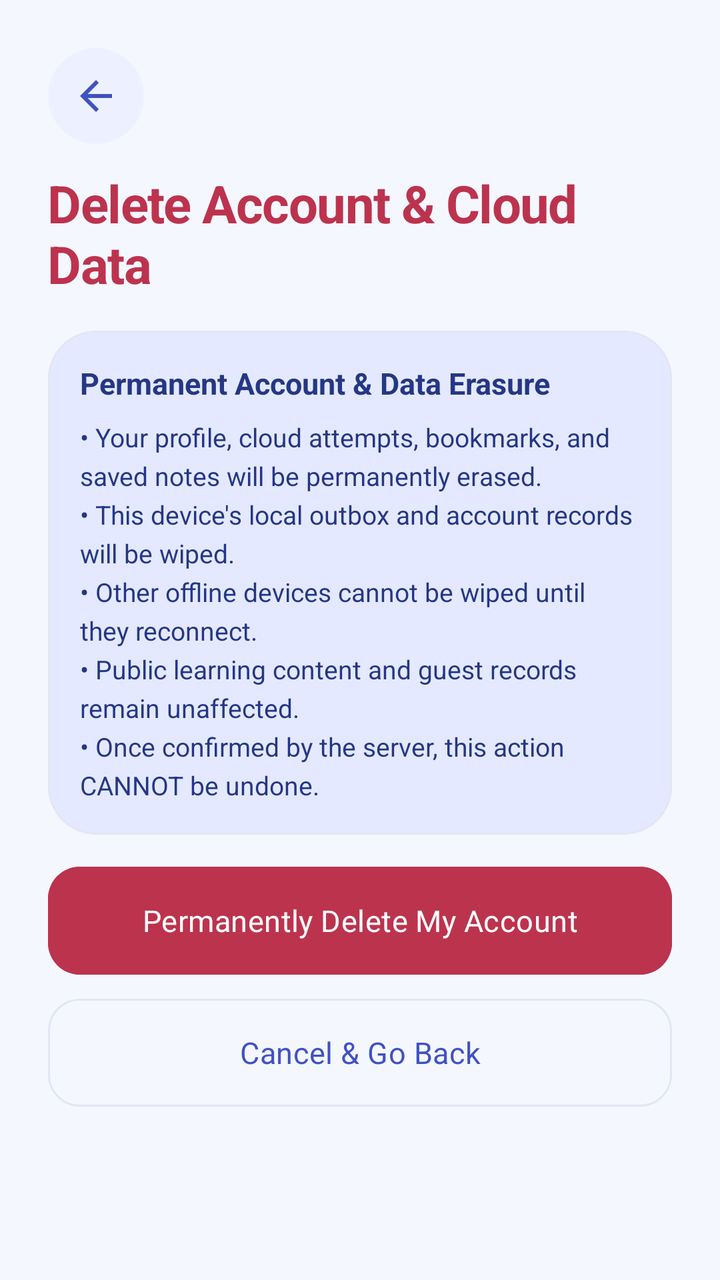
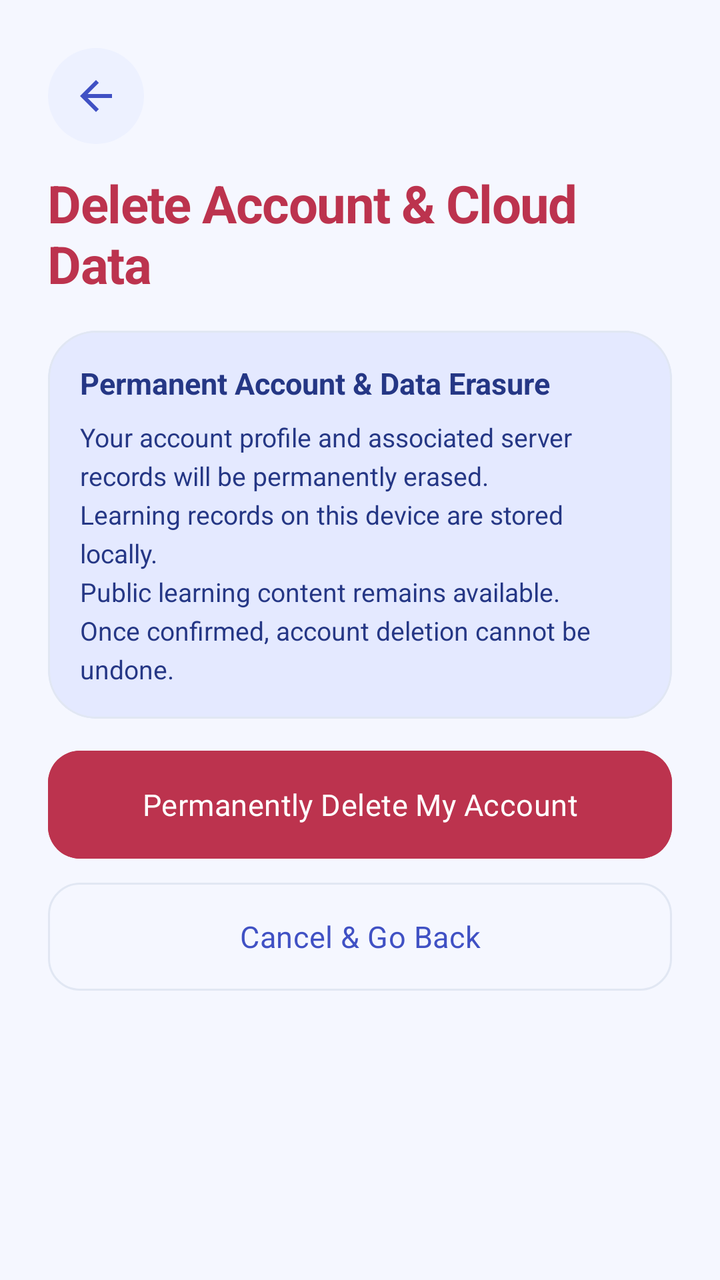

Screens rendered from an Android XML layout before and after an edit, with the pre-edit source and the edit as a unified diff.
<!-- AndroidManifest.xml: application theme Theme.AptiReady -->
<!-- res/layout/fragment_account_deletion.xml -->
<?xml version='1.0' encoding='utf-8'?>
<androidx.core.widget.NestedScrollView xmlns:android="http://schemas.android.com/apk/res/android" xmlns:app="http://schemas.android.com/apk/res-auto" android:layout_width="match_parent" android:layout_height="match_parent" android:fillViewport="true" android:background="?android:attr/colorBackground">
  <LinearLayout android:layout_width="match_parent" android:layout_height="wrap_content" android:orientation="vertical" android:paddingStart="@dimen/spacing_24dp" android:paddingTop="@dimen/spacing_24dp" android:paddingEnd="@dimen/spacing_24dp" android:paddingBottom="@dimen/spacing_32dp">
    <ImageButton android:id="@+id/btn_back" android:layout_width="48dp" android:layout_height="48dp" android:background="@drawable/atelier_circle" android:contentDescription="@string/cd_back_button" android:src="@drawable/ic_back" app:tint="?attr/colorPrimary" android:padding="12dp"/>
    <TextView android:layout_width="wrap_content" android:layout_height="wrap_content" android:layout_marginTop="@dimen/spacing_12dp" android:text="Delete Account &amp; Cloud Data" android:textColor="@color/difficulty_hard" android:textSize="26sp" android:textStyle="bold" android:fontFamily="sans-serif-medium" android:letterSpacing="-0.02"/>
    <com.google.android.material.card.MaterialCardView style="?attr/materialCardViewElevatedStyle" android:layout_width="match_parent" android:layout_height="wrap_content" android:layout_marginTop="@dimen/spacing_16dp" app:cardCornerRadius="24dp" app:cardElevation="0dp" app:strokeColor="@color/atelier_border" app:strokeWidth="1dp">
      <LinearLayout android:layout_width="match_parent" android:layout_height="wrap_content" android:background="?attr/colorPrimaryContainer" android:orientation="vertical" android:padding="@dimen/spacing_16dp">
        <TextView android:layout_width="wrap_content" android:layout_height="wrap_content" android:text="Permanent Account &amp; Data Erasure" android:textColor="?attr/colorOnPrimaryContainer" android:textSize="15sp" android:textStyle="bold" android:fontFamily="sans-serif-medium"/>
        <TextView android:layout_width="match_parent" android:layout_height="wrap_content" android:layout_marginTop="@dimen/spacing_8dp" android:lineSpacingExtra="4dp" android:text="• Your profile, cloud attempts, bookmarks, and saved notes will be permanently erased.\n• This device's local outbox and account records will be wiped.\n• Other offline devices cannot be wiped until they reconnect.\n• Public learning content and guest records remain unaffected.\n• Once confirmed by the server, this action CANNOT be undone." android:textColor="?attr/colorOnPrimaryContainer" android:textSize="13sp"/>
      </LinearLayout>
    </com.google.android.material.card.MaterialCardView>
    <com.google.android.material.button.MaterialButton android:id="@+id/btn_confirm_deletion" android:layout_width="match_parent" android:layout_height="@dimen/button_height" android:layout_marginTop="@dimen/spacing_16dp" android:backgroundTint="@color/difficulty_hard" android:text="Permanently Delete My Account" app:cornerRadius="16dp"/>
    <com.google.android.material.button.MaterialButton android:id="@+id/btn_cancel_deletion" style="@style/Widget.AptiRise.Button.Outline" android:layout_width="match_parent" android:layout_height="@dimen/button_height" android:layout_marginTop="@dimen/spacing_12dp" android:text="Cancel &amp; Go Back" app:cornerRadius="16dp"/>
  </LinearLayout>
</androidx.core.widget.NestedScrollView>
<!-- resources referenced by this layout -->
<resources>
  <color name="atelier_border">#E1E7F3</color>
  <color name="difficulty_hard">#BC334E</color>
  <dimen name="button_height">54dp</dimen>
  <dimen name="spacing_12dp">12dp</dimen>
  <dimen name="spacing_16dp">16dp</dimen>
  <dimen name="spacing_24dp">24dp</dimen>
  <dimen name="spacing_32dp">32dp</dimen>
  <dimen name="spacing_8dp">8dp</dimen>
  <!-- drawable atelier_circle (drawable) -->
  <?xml version="1.0" encoding="utf-8"?>
  <shape xmlns:android="http://schemas.android.com/apk/res/android" android:shape="oval">
      <solid android:color="@color/atelier_soft" />
  </shape>
  <!-- drawable ic_back (drawable) -->
  <vector xmlns:android="http://schemas.android.com/apk/res/android"
      android:width="24dp"
      android:height="24dp"
      android:viewportWidth="24"
      android:viewportHeight="24">
    <path
        android:fillColor="#FF000000"
        android:pathData="M20,11H7.83l5.59,-5.59L12,4l-8,8 8,8 1.41,-1.41L7.83,13H20v-2z"/>
  </vector>
  <string name="cd_back_button">Navigate Back</string>
  <style name="Widget.AptiRise.Button.Outline" parent="Widget.AptiRise.Button.Primary">
      <item name="backgroundTint">@android:color/transparent</item>
      <item name="strokeColor">@color/aptirise_input_stroke</item>
      <item name="strokeWidth">1dp</item>
      <item name="android:textColor">?attr/colorPrimary</item>
      <item name="iconTint">?attr/colorPrimary</item>
    </style>
  <style name="Theme.AptiReady" parent="Base.Theme.AptiReady" />
  <color name="atelier_soft">#EDF1FF</color>
  <color name="primary">#4051C4</color>
  <color name="on_primary">#FFFFFF</color>
  <color name="primary_container">#E4E9FF</color>
  <color name="on_primary_container">#253785</color>
  <color name="secondary">#087C86</color>
  <color name="on_secondary">#FFFFFF</color>
  <color name="secondary_container">#D5F5EF</color>
  <color name="on_secondary_container">#07505A</color>
  <color name="atelier_background">#F5F7FF</color>
  <color name="atelier_surface">#FFFFFF</color>
  <color name="atelier_text">#182440</color>
  <color name="atelier_muted">#5B6683</color>
  <color name="atelier_error">#BC334E</color>
  <color name="atelier_error_bg">#FFE6EC</color>
  <color name="atelier_on_error_bg">#90233D</color>
  <style name="Widget.AptiRise.Card" parent="Widget.Material3.CardView.Elevated">
      <item name="cardCornerRadius">24dp</item>
      <item name="cardElevation">0dp</item>
      <item name="strokeWidth">1dp</item>
      <item name="cardBackgroundColor">?attr/colorSurface</item>
      <item name="strokeColor">@color/atelier_border</item>
    </style>
  <style name="ThemeOverlay.AptiRise.BottomSheet" parent="ThemeOverlay.Material3.BottomSheetDialog">
      <item name="bottomSheetStyle">@style/Widget.AptiRise.BottomSheet</item>
    </style>
  <style name="ThemeOverlay.AptiRise.Dialog" parent="ThemeOverlay.Material3.MaterialAlertDialog">
      <item name="colorSurface">@color/atelier_surface</item>
      <item name="colorPrimary">@color/primary</item>
    </style>
  <style name="Widget.AptiRise.BottomSheet" parent="Widget.Material3.BottomSheet.Modal">
      <item name="shapeAppearanceOverlay">@style/ShapeAppearance.AptiRise.Sheet</item>
      <item name="backgroundTint">?attr/colorSurface</item>
    </style>
  <style name="ShapeAppearance.AptiRise.Sheet" parent="">
      <item name="cornerFamily">rounded</item>
      <item name="cornerSizeTopLeft">28dp</item>
      <item name="cornerSizeTopRight">28dp</item>
      <item name="cornerSizeBottomLeft">0dp</item>
      <item name="cornerSizeBottomRight">0dp</item>
    </style>
  <!-- unchanged entries left out for length: 4 -->
</resources>

<!-- the commit's change to res/layout/fragment_account_deletion.xml (unified diff, before → after) -->
@@ -1,15 +1,15 @@
 <?xml version='1.0' encoding='utf-8'?>
 <androidx.core.widget.NestedScrollView xmlns:android="http://schemas.android.com/apk/res/android" xmlns:app="http://schemas.android.com/apk/res-auto" android:layout_width="match_parent" android:layout_height="match_parent" android:fillViewport="true" android:background="?android:attr/colorBackground">
   <LinearLayout android:layout_width="match_parent" android:layout_height="wrap_content" android:orientation="vertical" android:paddingStart="@dimen/spacing_24dp" android:paddingTop="@dimen/spacing_24dp" android:paddingEnd="@dimen/spacing_24dp" android:paddingBottom="@dimen/spacing_32dp">
-    <ImageButton android:id="@+id/btn_back" android:layout_width="48dp" android:layout_height="48dp" android:background="@drawable/atelier_circle" android:contentDescription="@string/cd_back_button" android:src="@drawable/ic_back" app:tint="?attr/colorPrimary" android:padding="12dp"/>
-    <TextView android:layout_width="wrap_content" android:layout_height="wrap_content" android:layout_marginTop="@dimen/spacing_12dp" android:text="Delete Account &amp; Cloud Data" android:textColor="@color/difficulty_hard" android:textSize="26sp" android:textStyle="bold" android:fontFamily="sans-serif-medium" android:letterSpacing="-0.02"/>
+    <ImageButton android:id="@+id/btn_back" android:layout_width="48dp" android:layout_height="48dp" android:background="@drawable/atelier_circle" android:contentDescription="@string/cd_back_button" android:src="@drawable/ic_back" app:tint="?attr/colorPrimary" android:padding="12dp" />
+    <TextView android:layout_width="wrap_content" android:layout_height="wrap_content" android:layout_marginTop="@dimen/spacing_12dp" android:text="Delete Account &amp; Cloud Data" android:textColor="@color/difficulty_hard" android:textSize="26sp" android:textStyle="bold" android:fontFamily="sans-serif-medium" android:letterSpacing="-0.02" />
     <com.google.android.material.card.MaterialCardView style="?attr/materialCardViewElevatedStyle" android:layout_width="match_parent" android:layout_height="wrap_content" android:layout_marginTop="@dimen/spacing_16dp" app:cardCornerRadius="24dp" app:cardElevation="0dp" app:strokeColor="@color/atelier_border" app:strokeWidth="1dp">
       <LinearLayout android:layout_width="match_parent" android:layout_height="wrap_content" android:background="?attr/colorPrimaryContainer" android:orientation="vertical" android:padding="@dimen/spacing_16dp">
-        <TextView android:layout_width="wrap_content" android:layout_height="wrap_content" android:text="Permanent Account &amp; Data Erasure" android:textColor="?attr/colorOnPrimaryContainer" android:textSize="15sp" android:textStyle="bold" android:fontFamily="sans-serif-medium"/>
-        <TextView android:layout_width="match_parent" android:layout_height="wrap_content" android:layout_marginTop="@dimen/spacing_8dp" android:lineSpacingExtra="4dp" android:text="• Your profile, cloud attempts, bookmarks, and saved notes will be permanently erased.\n• This device's local outbox and account records will be wiped.\n• Other offline devices cannot be wiped until they reconnect.\n• Public learning content and guest records remain unaffected.\n• Once confirmed by the server, this action CANNOT be undone." android:textColor="?attr/colorOnPrimaryContainer" android:textSize="13sp"/>
+        <TextView android:layout_width="wrap_content" android:layout_height="wrap_content" android:text="Permanent Account &amp; Data Erasure" android:textColor="?attr/colorOnPrimaryContainer" android:textSize="15sp" android:textStyle="bold" android:fontFamily="sans-serif-medium" />
+        <TextView android:layout_width="match_parent" android:layout_height="wrap_content" android:layout_marginTop="@dimen/spacing_8dp" android:lineSpacingExtra="4dp" android:text="Your account profile and associated server records will be permanently erased.\nLearning records on this device are stored locally.\nPublic learning content remains available.\nOnce confirmed, account deletion cannot be undone." android:textColor="?attr/colorOnPrimaryContainer" android:textSize="13sp" />
       </LinearLayout>
     </com.google.android.material.card.MaterialCardView>
-    <com.google.android.material.button.MaterialButton android:id="@+id/btn_confirm_deletion" android:layout_width="match_parent" android:layout_height="@dimen/button_height" android:layout_marginTop="@dimen/spacing_16dp" android:backgroundTint="@color/difficulty_hard" android:text="Permanently Delete My Account" app:cornerRadius="16dp"/>
-    <com.google.android.material.button.MaterialButton android:id="@+id/btn_cancel_deletion" style="@style/Widget.AptiRise.Button.Outline" android:layout_width="match_parent" android:layout_height="@dimen/button_height" android:layout_marginTop="@dimen/spacing_12dp" android:text="Cancel &amp; Go Back" app:cornerRadius="16dp"/>
+    <com.google.android.material.button.MaterialButton android:id="@+id/btn_confirm_deletion" android:layout_width="match_parent" android:layout_height="@dimen/button_height" android:layout_marginTop="@dimen/spacing_16dp" android:backgroundTint="@color/difficulty_hard" android:text="Permanently Delete My Account" app:cornerRadius="16dp" />
+    <com.google.android.material.button.MaterialButton android:id="@+id/btn_cancel_deletion" style="@style/Widget.AptiRise.Button.Outline" android:layout_width="match_parent" android:layout_height="@dimen/button_height" android:layout_marginTop="@dimen/spacing_12dp" android:text="Cancel &amp; Go Back" app:cornerRadius="16dp" />
   </LinearLayout>
 </androidx.core.widget.NestedScrollView>
